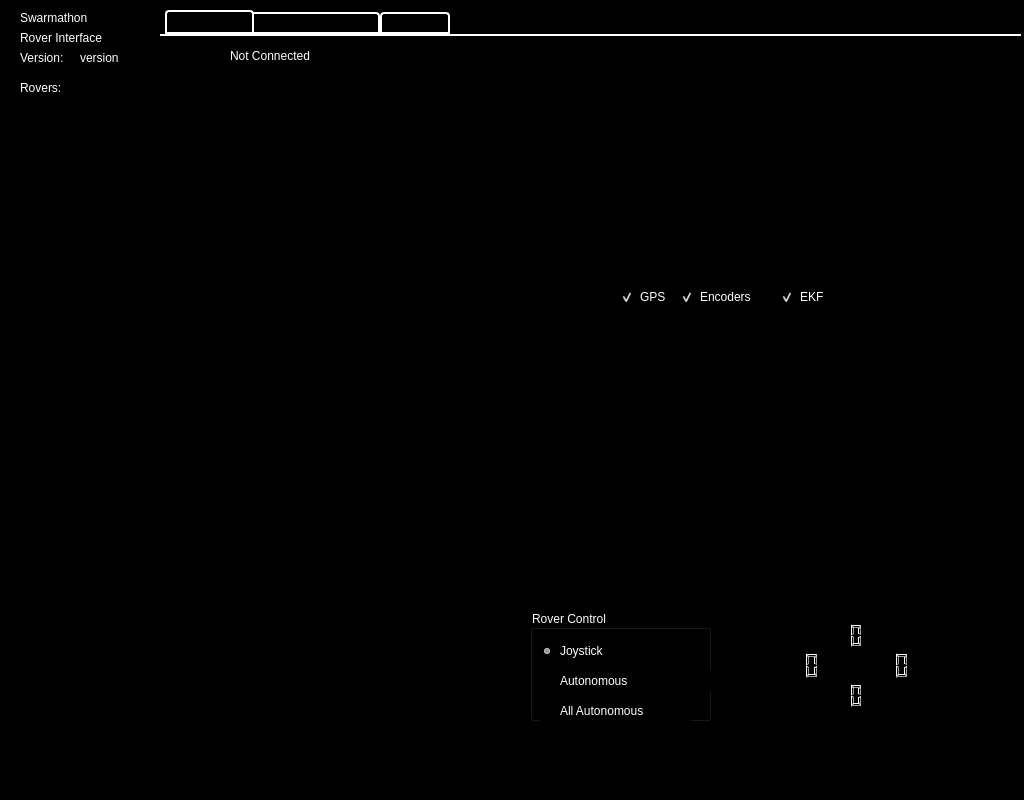
BCLab-UNM/SwarmathonIV-Cabrillo-Public, file src/rover_gui_plugin.ui: the form before one commit.
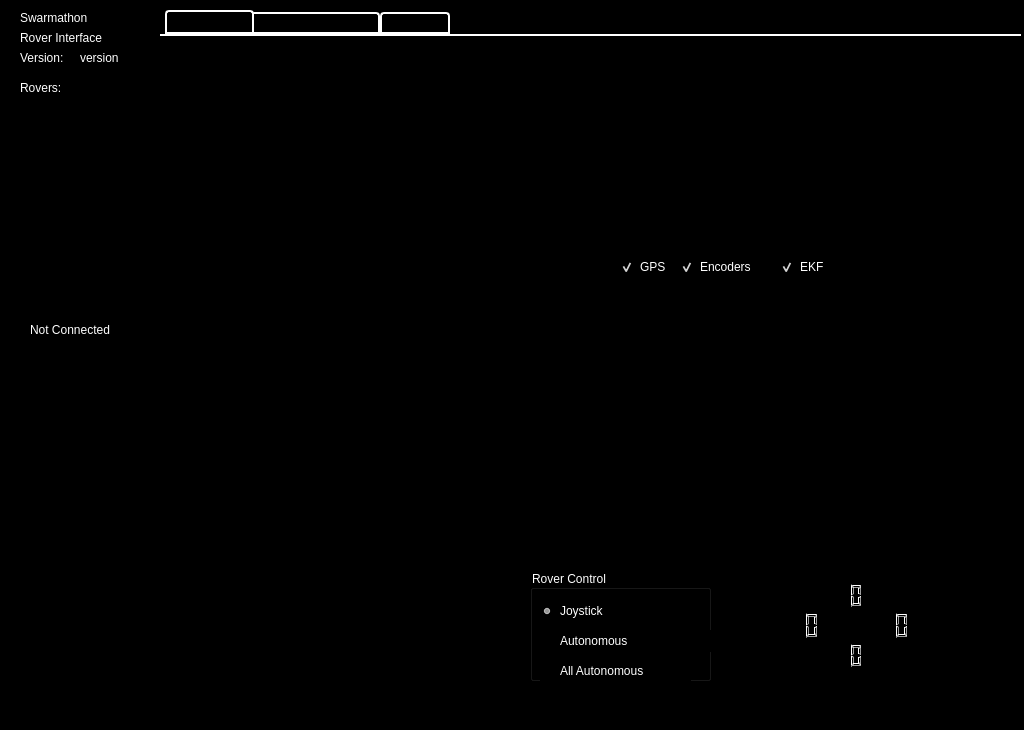
The form after the commit. The open tabs and pages were chosen to show the change. Icons and pictures are not drawn. Custom widgets are drawn as their Qt base class.

Commit message:
Decreased the height of the GUI by rearranging some elements.
Some teams are using laptops with low resolution screens. This should help them ues the GUI properly.

```diff
--- a/src/rover_gui_plugin.ui
+++ b/src/rover_gui_plugin.ui
@@ -7,7 +7,7 @@
     <x>0</x>
     <y>0</y>
     <width>1024</width>
-    <height>800</height>
+    <height>730</height>
    </rect>
   </property>
   <property name="sizePolicy">
@@ -19,13 +19,13 @@
   <property name="minimumSize">
    <size>
     <width>1024</width>
-    <height>800</height>
+    <height>600</height>
    </size>
   </property>
   <property name="maximumSize">
    <size>
     <width>1024</width>
-    <height>800</height>
+    <height>1600</height>
    </size>
   </property>
   <property name="windowTitle">
@@ -44,6 +44,12 @@
      <height>551</height>
     </rect>
    </property>
+   <property name="sizePolicy">
+    <sizepolicy hsizetype="Fixed" vsizetype="Fixed">
+     <horstretch>0</horstretch>
+     <verstretch>0</verstretch>
+    </sizepolicy>
+   </property>
    <property name="styleSheet">
     <string notr="true">QTabWidget::pane { /* The tab widget frame */
     border-top: 2px solid #FFFFFF;
@@ -113,7 +119,7 @@
      <property name="geometry">
       <rect>
        <x>450</x>
-       <y>300</y>
+       <y>270</y>
        <width>281</width>
        <height>211</height>
       </rect>
@@ -125,24 +131,11 @@
       <enum>QFrame::Raised</enum>
      </property>
     </widget>
-    <widget class="QLabel" name="rover_name">
-     <property name="geometry">
-      <rect>
-       <x>70</x>
-       <y>10</y>
-       <width>191</width>
-       <height>20</height>
-      </rect>
-     </property>
-     <property name="text">
-      <string>&lt;html&gt;&lt;head/&gt;&lt;body&gt;&lt;p&gt;&lt;span style=&quot; color:#ffffff;&quot;&gt;Not Connected&lt;/span&gt;&lt;/p&gt;&lt;/body&gt;&lt;/html&gt;</string>
-     </property>
-    </widget>
     <widget class="rqt_rover_gui::MapFrame" name="map_frame">
      <property name="geometry">
       <rect>
        <x>450</x>
-       <y>40</y>
+       <y>10</y>
        <width>320</width>
        <height>240</height>
       </rect>
@@ -221,7 +214,7 @@
      <property name="geometry">
       <rect>
        <x>150</x>
-       <y>300</y>
+       <y>270</y>
        <width>281</width>
        <height>211</height>
       </rect>
@@ -237,7 +230,7 @@
      <property name="geometry">
       <rect>
        <x>110</x>
-       <y>40</y>
+       <y>10</y>
        <width>320</width>
        <height>240</height>
       </rect>
@@ -1780,9 +1773,9 @@
    <property name="geometry">
     <rect>
      <x>60</x>
-     <y>560</y>
+     <y>540</y>
      <width>441</width>
-     <height>192</height>
+     <height>171</height>
     </rect>
    </property>
   </widget>
@@ -1793,7 +1786,7 @@
    <property name="geometry">
     <rect>
      <x>520</x>
-     <y>600</y>
+     <y>560</y>
      <width>201</width>
      <height>131</height>
     </rect>
@@ -1894,7 +1887,7 @@
    <property name="geometry">
     <rect>
      <x>730</x>
-     <y>610</y>
+     <y>570</y>
      <width>201</width>
      <height>111</height>
     </rect>
@@ -2041,6 +2034,19 @@
     <string>&lt;html&gt;&lt;head/&gt;&lt;body&gt;&lt;p&gt;&lt;span style=&quot; color:#ffffff;&quot;&gt;version&lt;/span&gt;&lt;/p&gt;&lt;/body&gt;&lt;/html&gt;</string>
    </property>
   </widget>
+  <widget class="QLabel" name="rover_name">
+   <property name="geometry">
+    <rect>
+     <x>30</x>
+     <y>320</y>
+     <width>191</width>
+     <height>20</height>
+    </rect>
+   </property>
+   <property name="text">
+    <string>&lt;html&gt;&lt;head/&gt;&lt;body&gt;&lt;p&gt;&lt;span style=&quot; color:#ffffff;&quot;&gt;Not Connected&lt;/span&gt;&lt;/p&gt;&lt;/body&gt;&lt;/html&gt;</string>
+   </property>
+  </widget>
  </widget>
  <layoutdefault spacing="6" margin="11"/>
  <customwidgets>
```
Left out of the diff: 2 changed lines with no effect on the pictures.
